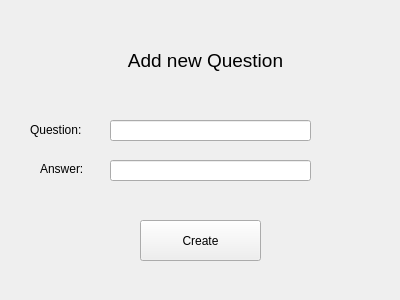
Qt form forms/AddQuestion.ui (without-eyes/EasyLearner) before a commit.
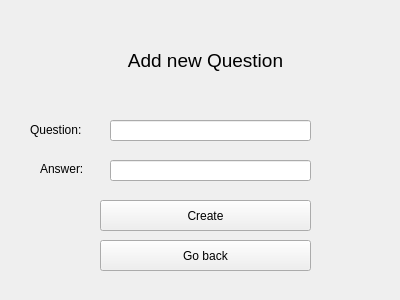
The same form after that commit.

Commit message: Added "Go back" buttons to AddDefinition, AddQuestion and CreateTopic scenes

Diff of the .ui file:
```diff
--- a/forms/AddQuestion.ui
+++ b/forms/AddQuestion.ui
@@ -63,10 +63,10 @@
         <widget class="QPushButton" name="createButton">
             <property name="geometry">
                 <rect>
-                    <x>140</x>
-                    <y>220</y>
-                    <width>121</width>
-                    <height>41</height>
+     <x>100</x>
+     <y>200</y>
+     <width>211</width>
+     <height>31</height>
                 </rect>
             </property>
             <property name="text">
@@ -96,6 +96,19 @@
                 <string>Question:</string>
             </property>
         </widget>
+  <widget class="QPushButton" name="goBackButton">
+   <property name="geometry">
+    <rect>
+     <x>100</x>
+     <y>240</y>
+     <width>211</width>
+     <height>31</height>
+    </rect>
+   </property>
+   <property name="text">
+    <string>Go back</string>
+   </property>
+  </widget>
     </widget>
     <resources/>
     <connections/>
```
Lines whose indentation alone changed are shown as unchanged. The commit also changes 12 other files.
